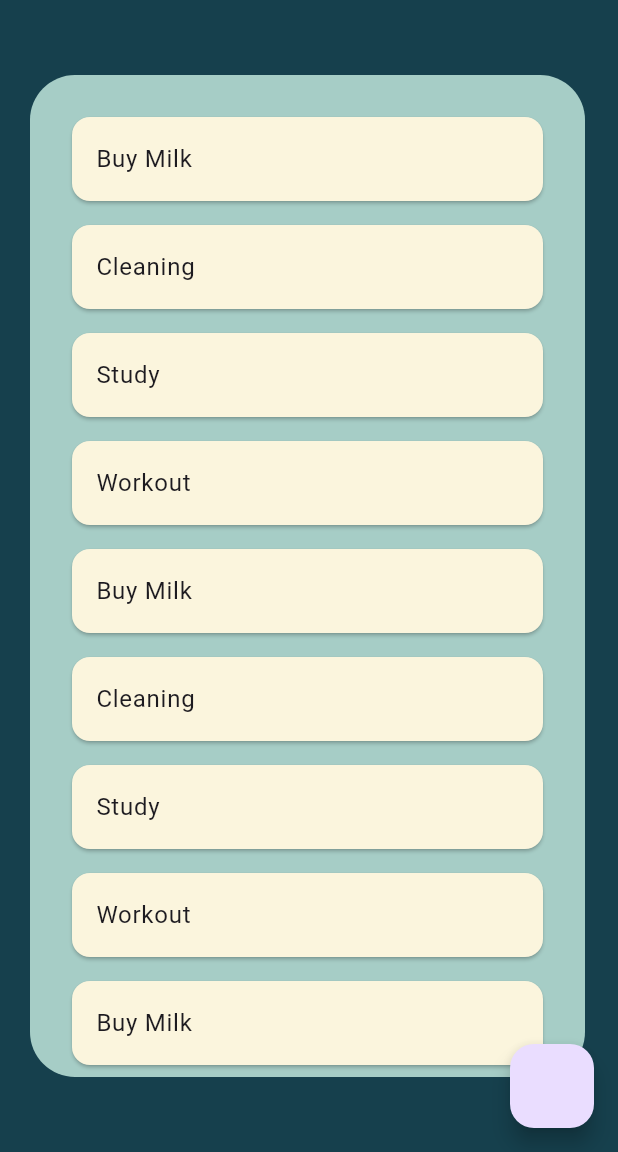
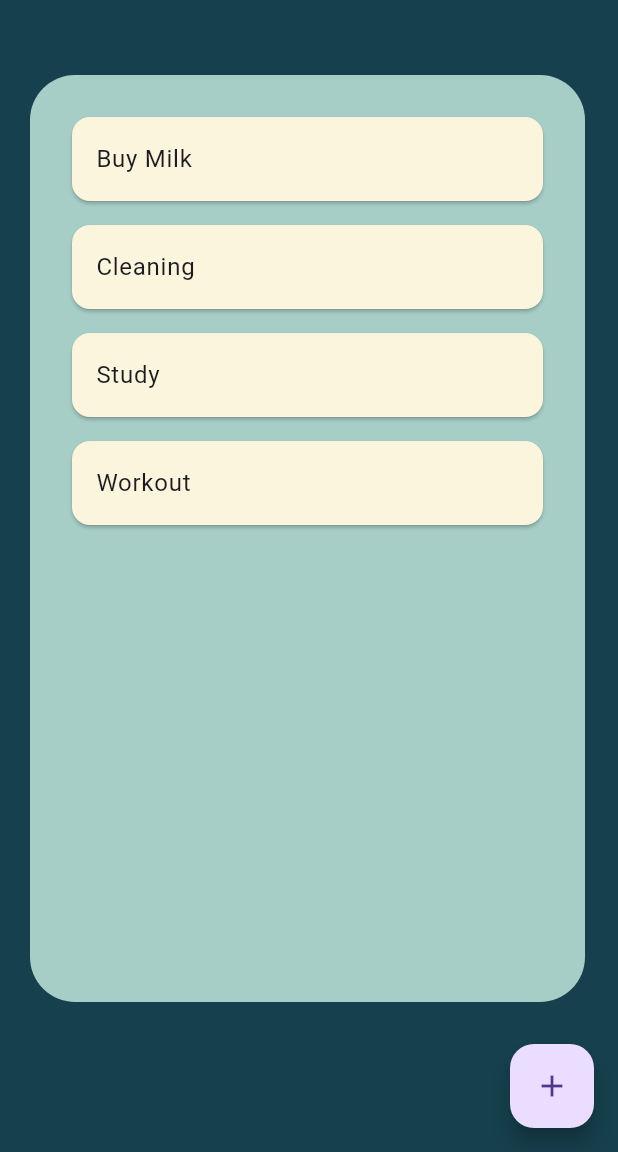
Before and after one commit to YongsakSaengsuk/flutter_todolist, a Flutter app: the screen it shows after launch, on a phone screen of 412 x 824 dp, the part 84-1236 px from its top. Run offline on Flutter 3.47's test engine with Material 3 defaults, Android fonts, the phone set to English and light mode, and no system bars.

```diff
--- a/lib/model.dart
+++ b/lib/Model/model.dart
@@ -1,6 +1,6 @@
 class Model {
-  String title;
-  bool isDone;
+  final String title;
+  final bool isDone;
 
   Model({required this.title , required this.isDone });
 }
--- a/lib/data/data.dart
+++ b/lib/data/data.dart
@@ -1,28 +1,8 @@
-import 'package:flutter_todolist/model.dart';
+import 'package:flutter_todolist/Model/model.dart';
 
 List<Model> todos = [
   Model(title: "Buy Milk", isDone: false),
   Model(title: "Cleaning", isDone: false),
   Model(title: "Study", isDone: false),
   Model(title: "Workout", isDone: false),
-  Model(title: "Buy Milk", isDone: false),
-  Model(title: "Cleaning", isDone: false),
-  Model(title: "Study", isDone: false),
-  Model(title: "Workout", isDone: false),
-  Model(title: "Buy Milk", isDone: false),
-  Model(title: "Cleaning", isDone: false),
-  Model(title: "Study", isDone: false),
-  Model(title: "Workout", isDone: false),
-  Model(title: "Buy Milk", isDone: false),
-  Model(title: "Cleaning", isDone: false),
-  Model(title: "Study", isDone: false),
-  Model(title: "Workout", isDone: false),
-  Model(title: "Buy Milk", isDone: false),
-  Model(title: "Cleaning", isDone: false),
-  Model(title: "Study", isDone: false),
-  Model(title: "Workout", isDone: false),
-  Model(title: "Buy Milk", isDone: false),
-  Model(title: "Cleaning", isDone: false),
-  Model(title: "Study", isDone: false),
-  Model(title: "Workout", isDone: false),
 ];
--- a/lib/todolistpage.dart
+++ b/lib/todolistpage.dart
@@ -1,4 +1,7 @@
+import 'dart:developer';
+
 import 'package:flutter/material.dart';
+import 'package:flutter_todolist/addtodo.dart';
 import 'package:flutter_todolist/data/data.dart';
 
 class Todolistpage extends StatefulWidget {
@@ -11,9 +14,16 @@ class Todolistpage extends StatefulWidget {
 class _TodolistpageState extends State<Todolistpage> {
   @override
   Widget build(BuildContext context) {
+    log('message');
     return Scaffold(
       floatingActionButton: FloatingActionButton(
-        onPressed: () {},
+        child: const Icon(Icons.add),
+        onPressed: () {
+          showModalBottomSheet(
+            context: context,
+            builder: (context) => Addtodo(),
+          );
+        },
       ),
       appBar: AppBar(
         centerTitle: true,
@@ -22,7 +32,8 @@ class _TodolistpageState extends State<Todolistpage> {
         ),
       ),
       body: Container(
-        padding: const EdgeInsets.symmetric(horizontal: 20, vertical: 50),
+        padding:
+            const EdgeInsets.only(left: 20, right: 20, top: 50, bottom: 100),
         child: Container(
             width: 370,
             decoration: BoxDecoration(
```
Also changed, not shown: lib/addtodo.dart (added, +27 -0 lines).
